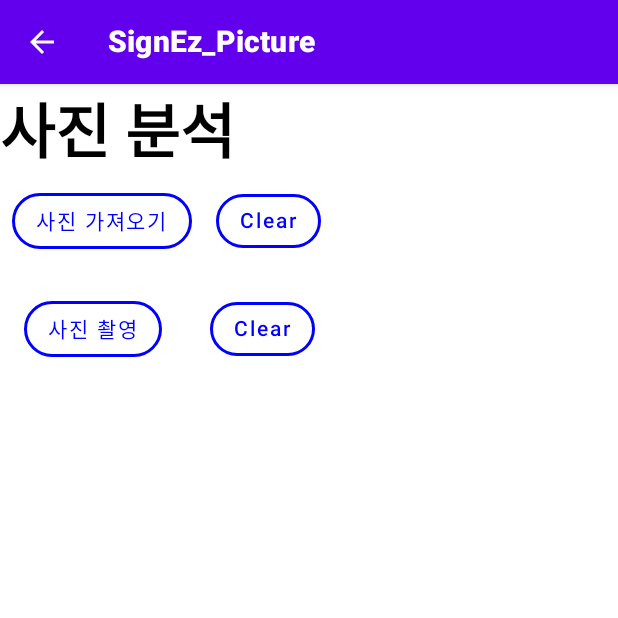
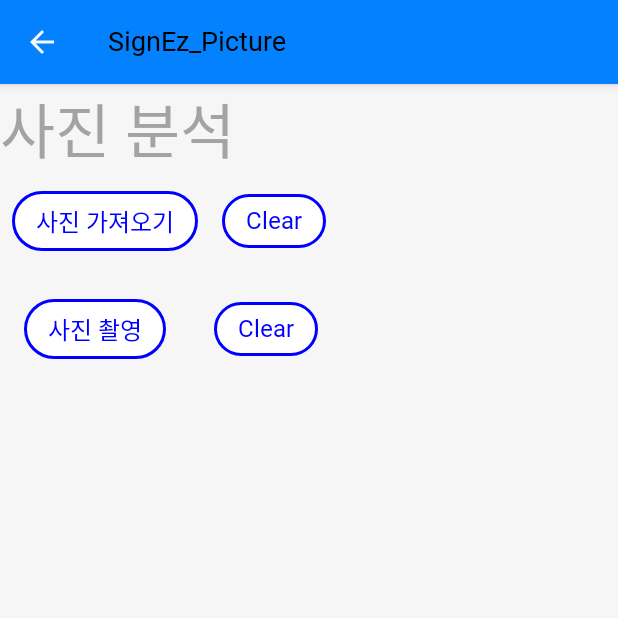
Before and after one commit to HHyoS/SignEz, an Android app built with Jetpack Compose: the PictureAnalysis screen opened through its navigation route, on a phone screen of 412 x 824 dp, the top half of it. Run offline under Robolectric (Android 15) with nearby library versions, the phone set to English and light mode, and no system bars; our stand-ins replace Room's generated code; Roboto replaces fonts that are not available here.

Commit message:
feat: test typo and color with topappbar

```diff
--- a/projects/SignEzPrototype/app/src/main/java/com/kgh/signezprototype/MainActivity.kt
+++ b/projects/SignEzPrototype/app/src/main/java/com/kgh/signezprototype/MainActivity.kt
@@ -83,10 +83,11 @@ enum class Screen {
     SECOND,
     THIRD
 }
+
 class MainActivity : ComponentActivity() {
-    private lateinit var viewModel1:PictureViewModel
-    private lateinit var viewModel2:VideoViewModel
-    private lateinit var viewModel3:SignageViewModel
+    private lateinit var viewModel1: PictureViewModel
+    private lateinit var viewModel2: VideoViewModel
+    private lateinit var viewModel3: SignageViewModel
     private val mainViewModel: MainViewModel by viewModels {
         MainViewModelFactory((application as SignEzApplication).container)
     }
@@ -120,13 +121,16 @@ class MainActivity : ComponentActivity() {
     }
 
 
-
     override fun onActivityResult(requestCode: Int, resultCode: Int, data: Intent?) {
         super.onActivityResult(requestCode, resultCode, data)
         if (resultCode == Activity.RESULT_OK) {
             when (requestCode) {
-                REQUEST_CODE_IMAGE_CAPTURE -> { galleryAddPic(this, viewModel1) }
-                REQUEST_CODE_VIDEO_CAPTURE -> { galleryAddVideo(this, viewModel2) }
+                REQUEST_CODE_IMAGE_CAPTURE -> {
+                    galleryAddPic(this, viewModel1)
+                }
+                REQUEST_CODE_VIDEO_CAPTURE -> {
+                    galleryAddVideo(this, viewModel2)
+                }
 
             }
         }
@@ -149,18 +153,29 @@ class MainActivity : ComponentActivity() {
     override fun onCreate(savedInstanceState: Bundle?) {
         super.onCreate(savedInstanceState)
         val appContainer = (application as SignEzApplication).container
-        viewModel1 = ViewModelProvider(this,factory = AppViewModelProvider.Factory).get(PictureViewModel::class.java)
-        viewModel2 = ViewModelProvider(this,factory = AppViewModelProvider.Factory).get(VideoViewModel::class.java)
-        viewModel3 = ViewModelProvider(this,factory = AppViewModelProvider.Factory).get(SignageViewModel::class.java)
+        viewModel1 = ViewModelProvider(
+            this,
+            factory = AppViewModelProvider.Factory
+        ).get(PictureViewModel::class.java)
+        viewModel2 = ViewModelProvider(
+            this,
+            factory = AppViewModelProvider.Factory
+        ).get(VideoViewModel::class.java)
+        viewModel3 = ViewModelProvider(
+            this,
+            factory = AppViewModelProvider.Factory
+        ).get(SignageViewModel::class.java)
 
         viewModel3.insertTestRecord()
         mainViewModel.insertTestRecord()
         setContent {
+            SignEzPrototypeTheme {
                 SignEzApp(
                     activity = this,
                     viewModel1 = viewModel1,
                     viewModel2 = viewModel2
-                    )
+                )
+            }
         }
         requestCameraPermission() // 카메라 권한 받기 , 앱 열때
         requestWriteExternalStoragePermission() // 외부 저장소 읽기 권한
--- a/projects/SignEzPrototype/app/src/main/java/com/kgh/signezprototype/SignEzApp.kt
+++ b/projects/SignEzPrototype/app/src/main/java/com/kgh/signezprototype/SignEzApp.kt
@@ -5,18 +5,21 @@ import android.app.Application
 import android.content.Context
 import android.net.Uri
 import android.widget.VideoView
-import androidx.compose.material.Icon
-import androidx.compose.material.IconButton
-import androidx.compose.material.Text
-import androidx.compose.material.TopAppBar
+import androidx.compose.foundation.background
+import androidx.compose.foundation.layout.Row
+import androidx.compose.foundation.layout.fillMaxWidth
+import androidx.compose.material.*
 import androidx.compose.material.icons.Icons
 import androidx.compose.material.icons.filled.ArrowBack
+import androidx.compose.material.icons.filled.Favorite
 import androidx.compose.runtime.Composable
 import androidx.compose.runtime.LaunchedEffect
 import androidx.compose.runtime.MutableState
+import androidx.compose.ui.Alignment
 import androidx.compose.ui.Modifier
 import androidx.compose.ui.graphics.Color
 import androidx.compose.ui.text.font.FontWeight
+import androidx.compose.ui.tooling.preview.Preview
 import androidx.lifecycle.MutableLiveData
 import androidx.lifecycle.ViewModelProvider
 import androidx.navigation.NavHostController
@@ -24,6 +27,7 @@ import androidx.navigation.compose.rememberNavController
 import com.kgh.signezprototype.ui.inputs.PictureViewModel
 import com.kgh.signezprototype.ui.inputs.VideoViewModel
 import com.kgh.signezprototype.ui.navigation.SignEzNavHost
+import com.kgh.signezprototype.ui.theme.SignEzPrototypeTheme
 
 @Composable
 fun SignEzApp(
@@ -31,14 +35,15 @@ fun SignEzApp(
     activity: Activity,
     viewModel1: PictureViewModel,
     viewModel2: VideoViewModel
-    ) {
+) {
     SignEzNavHost(
         navController = navController,
         activity = activity,
         viewModel1 = viewModel1,
         viewModel2 = viewModel2
-        )
+    )
 }
+
 /**
  * App bar to display title and conditionally display the back navigation.
  */
@@ -49,13 +54,35 @@ fun SignEzTopAppBar(
     modifier: Modifier = Modifier,
     navigateUp: () -> Unit = {}
 ) {
+//    Row(
+//        modifier = modifier
+//            .fillMaxWidth()
+//            .background(color = MaterialTheme.colors.background),
+//        verticalAlignment = Alignment.CenterVertically
+//    ) {
+//        if (canNavigateBack) {
+//            IconButton(onClick = navigateUp) {
+//                Icon(
+//                    imageVector = Icons.Filled.ArrowBack,
+//                    contentDescription = "뒤로 가기 버튼"
+//                )
+//            }
+//        }
+//        Text(
+//            text = title,
+//            style = MaterialTheme.typography.h2,
+//            color = MaterialTheme.colors.onSurface
+//        )
+//    }
     if (canNavigateBack) {
         TopAppBar(
-            title = { Text(
-                text = title,
-                fontWeight = FontWeight.ExtraBold,
-                color = Color.White
-            ) },
+            title = {
+                Text(
+                    text = title,
+                    style = MaterialTheme.typography.h2,
+                    color = MaterialTheme.colors.onSurface
+                )
+            },
             modifier = modifier,
             navigationIcon = {
                 IconButton(onClick = navigateUp) {
@@ -64,9 +91,27 @@ fun SignEzTopAppBar(
                         contentDescription = "뒤로 가기 버튼"
                     )
                 }
-            }
+            },
         )
     } else {
-        TopAppBar(title = { Text(title) }, modifier = modifier)
+        TopAppBar(title = {
+            Text(
+                text = title,
+                style = MaterialTheme.typography.h2,
+                color = MaterialTheme.colors.onSurface
+            )
+        },
+            backgroundColor = MaterialTheme.colors.background,
+            modifier = modifier,
+        )
+
     }
 }
+
+@Preview
+@Composable
+fun AppbarPreview() {
+    SignEzPrototypeTheme(darkTheme = false) {
+        SignEzTopAppBar(title = "SignEz", canNavigateBack = false)
+    }
+}
--- a/projects/SignEzPrototype/app/src/main/java/com/kgh/signezprototype/ui/home/HomeScreen.kt
+++ b/projects/SignEzPrototype/app/src/main/java/com/kgh/signezprototype/ui/home/HomeScreen.kt
@@ -50,7 +50,7 @@ fun HomeScreen(
         topBar = {
             SignEzTopAppBar(
                 title = "SignEz",
-                canNavigateBack = false
+                canNavigateBack = false,
             )
         }
     ){ innerPadding -> // default Scaffold 내부 다른 구조와 겹치지 않는 적절한 값.
```
